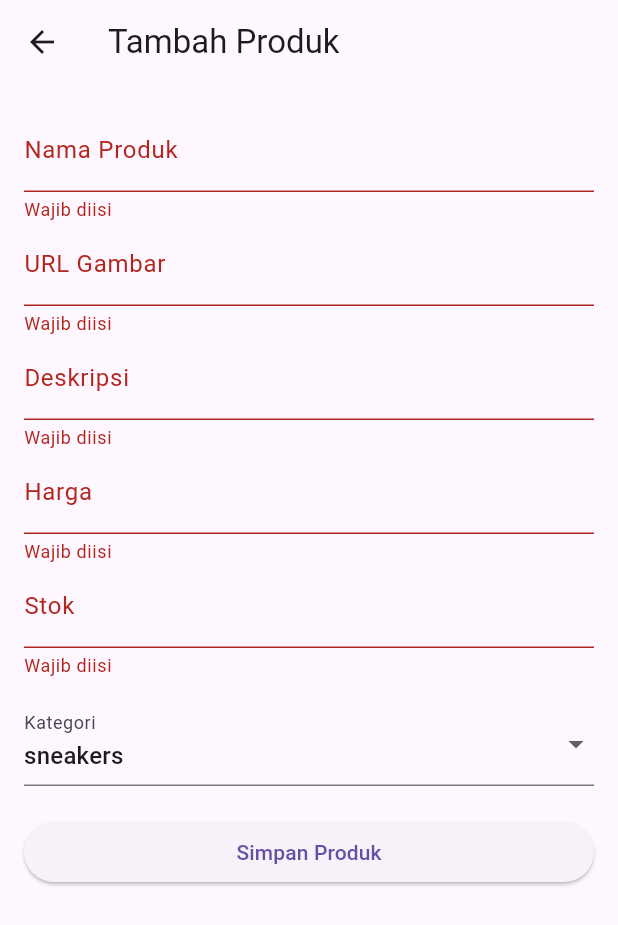
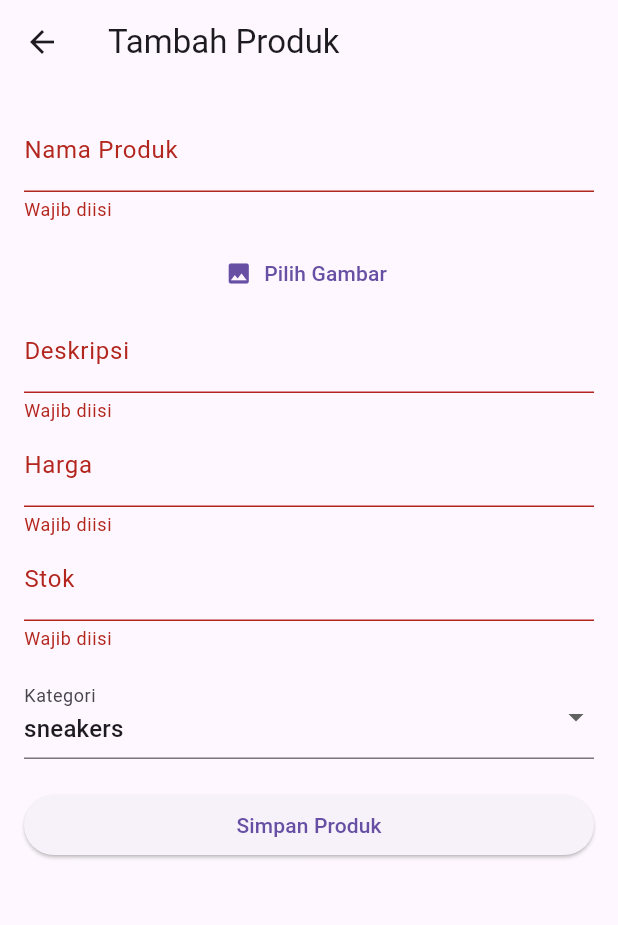
Before and after one commit to YuppyItuEnak/flutter_planet_shoes, a Flutter app: the AddProductPage screen opened directly, after a tap on "Simpan Produk", on a phone screen of 412 x 824 dp. Shown: the top 925 px of the screen. Run offline on Flutter 3.47's test engine with Material 3 defaults, Android fonts, the phone set to English and light mode, and no system bars; our stand-ins replace cloud_firestore, firebase_auth, firebase_core, image_picker; accounts and stored records are empty.

Commit message:
uploading image to mysql and firebase firestore done

```diff
--- a/lib/Views/Admin/addproductpage.dart
+++ b/lib/Views/Admin/addproductpage.dart
@@ -1,10 +1,12 @@
+import 'dart:io';
+import 'dart:convert';
 import 'package:firebase_auth/firebase_auth.dart';
 import 'package:flutter/material.dart';
 import 'package:flutter_planet_shoes/Controllers/productcontroller.dart';
 import 'package:flutter_planet_shoes/Models/product.dart';
-import 'package:flutter_planet_shoes/Models/user.dart';
 import 'package:flutter_planet_shoes/Views/dashboardpage.dart';
-// import 'package:image_picker/image_picker.dart';
+import 'package:image_picker/image_picker.dart';
+import 'package:http/http.dart' as http;
 
 class AddProductPage extends StatefulWidget {
   const AddProductPage({super.key});
@@ -19,31 +21,81 @@ class _AddProductPageState extends State<AddProductPage> {
 
   // Controller untuk text field
   final TextEditingController _nameCtrl = TextEditingController();
-  final TextEditingController _imageCtrl = TextEditingController();
   final TextEditingController _descCtrl = TextEditingController();
   final TextEditingController _priceCtrl = TextEditingController();
   final TextEditingController _stockCtrl = TextEditingController();
 
   CategoriesProd? _selectedCategory = CategoriesProd.sneakers;
 
+  File? _selectedImage;
+  String? _uploadedImageUrl;
+
   @override
   void dispose() {
     _nameCtrl.dispose();
-    _imageCtrl.dispose();
     _descCtrl.dispose();
     _priceCtrl.dispose();
     _stockCtrl.dispose();
     super.dispose();
   }
 
+  /// Pick image from gallery
+  Future<void> _pickImage() async {
+    final picker = ImagePicker();
+    final pickedFile = await picker.pickImage(source: ImageSource.gallery);
+
+    if (pickedFile != null) {
+      setState(() {
+        _selectedImage = File(pickedFile.path);
+      });
+    }
+  }
+
+  /// Upload image to backend (Laravel/PHP API)
+  Future<String?> _uploadImage(File file) async {
+    var uri = Uri.parse("http://10.0.2.2:8000/api/upload-image");
+
+    var request = http.MultipartRequest("POST", uri);
+    request.files.add(await http.MultipartFile.fromPath("image", file.path));
+
+    var response = await request.send();
+    print("Upload response status: ${response.statusCode}");
+    // print("Upload response body: ${await response.stream.bytesToString()}");
+
+    if (response.statusCode == 200) {
+      var responseBody = await response.stream.bytesToString();
+      final data = jsonDecode(responseBody);
+      return data['url']; // URL yang dikembalikan API
+    } else {
+      return null;
+    }
+  }
+
   Future<void> _saveProduct() async {
     if (_formKey.currentState!.validate()) {
+      if (_selectedImage == null) {
+        ScaffoldMessenger.of(
+          context,
+        ).showSnackBar(const SnackBar(content: Text("Pilih gambar dulu")));
+        return;
+      }
+
+      // upload image dulu
+      _uploadedImageUrl = await _uploadImage(_selectedImage!);
+
+      if (_uploadedImageUrl == null) {
+        ScaffoldMessenger.of(
+          context,
+        ).showSnackBar(const SnackBar(content: Text("Upload gambar gagal")));
+        return;
+      }
+
       User user = FirebaseAuth.instance.currentUser!;
       if (user != null) {
         final newProduct = ProductModel(
           id: DateTime.now().millisecondsSinceEpoch.toString(),
           name: _nameCtrl.text,
-          image: _imageCtrl.text,
+          image: _uploadedImageUrl!, // pakai URL hasil upload
           description: _descCtrl.text,
           price: double.parse(_priceCtrl.text),
           stock: int.parse(_stockCtrl.text),
@@ -59,8 +111,12 @@ class _AddProductPageState extends State<AddProductPage> {
             context,
             MaterialPageRoute(builder: (_) => const DashboardPage()),
             (route) => false,
-          ); // balik ke halaman sebelumnya
-        } catch (e) {}
+          );
+        } catch (e) {
+          ScaffoldMessenger.of(
+            context,
+          ).showSnackBar(SnackBar(content: Text("Error: $e")));
+        }
       }
     }
   }
@@ -80,11 +136,25 @@ class _AddProductPageState extends State<AddProductPage> {
                 decoration: const InputDecoration(labelText: "Nama Produk"),
                 validator: (val) => val!.isEmpty ? "Wajib diisi" : null,
               ),
-              TextFormField(
-                controller: _imageCtrl,
-                decoration: const InputDecoration(labelText: "URL Gambar"),
-                validator: (val) => val!.isEmpty ? "Wajib diisi" : null,
-              ),
+              const SizedBox(height: 10),
+
+              // Upload & Preview Image
+              _selectedImage == null
+                  ? TextButton.icon(
+                      onPressed: _pickImage,
+                      icon: const Icon(Icons.image),
+                      label: const Text("Pilih Gambar"),
+                    )
+                  : Column(
+                      children: [
+                        Image.file(_selectedImage!, height: 150),
+                        TextButton(
+                          onPressed: _pickImage,
+                          child: const Text("Ganti Gambar"),
+                        ),
+                      ],
+                    ),
+
               TextFormField(
                 controller: _descCtrl,
                 decoration: const InputDecoration(labelText: "Deskripsi"),
@@ -117,10 +187,7 @@ class _AddProductPageState extends State<AddProductPage> {
               ),
               const SizedBox(height: 20),
               ElevatedButton(
-                onPressed: () {
-                  _saveProduct();
-                },
-
+                onPressed: _saveProduct,
                 child: const Text("Simpan Produk"),
               ),
             ],
--- a/pubspec.yaml
+++ b/pubspec.yaml
@@ -14,6 +14,7 @@ dependencies:
   cloud_firestore: ^6.0.0
   firebase_storage: ^13.0.0
   image_picker: ^1.2.0
+  http: ^1.5.0
 
 dev_dependencies:
   flutter_test:
```
Also changed, not shown: lib/Controllers/productcontroller.dart (+23 -10 lines), lib/Views/Admin/adminhomepage.dart (+63 -31 lines), lib/Views/Users/homepage.dart (+67 -35 lines), pubspec.lock.
